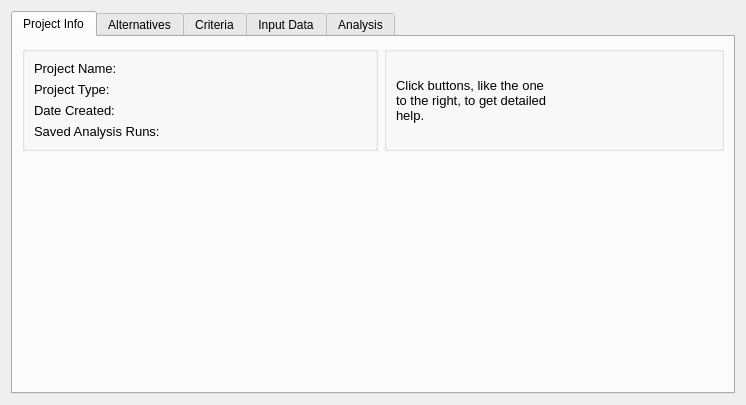
Above: src/gui/project_view.ui from Ecotrust/delphos before the change. Below: the same form after it.
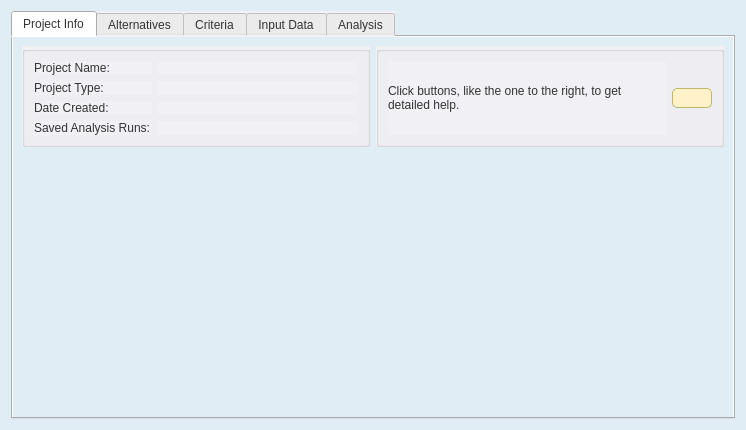
That is the form after the change. The open tabs and pages were chosen to show the change. Icons and pictures are not drawn. Custom widgets are drawn as their Qt base class.

```diff
--- a/src/gui/project_view.ui
+++ b/src/gui/project_view.ui
@@ -9,7 +9,7 @@
     <x>0</x>
     <y>0</y>
     <width>746</width>
-    <height>405</height>
+    <height>430</height>
    </rect>
   </property>
   <property name="minimumSize" >
@@ -20,20 +20,159 @@
   </property>
   <property name="font" >
    <font>
-    <family>Arial</family>
-    <pointsize>9</pointsize>
+    <family>arial</family>
    </font>
   </property>
   <property name="windowTitle" >
    <string>Form</string>
   </property>
+  <property name="styleSheet" >
+   <string>.QWidget {
+   background-color: #E1EDF5;
+}
+
+/*Non-main window popup widgets
+QWidget {
+     background-color: #f0f0f5;
+}
+*/
+
+
+	
+QWidget {
+     background-color: #f0f0f5;
+	font-family: arial;
+    color: #333333;	
+}
+
+
+QHeaderView::section {
+    padding-left: 2px;
+    padding-right: 4px;
+    background-color: #FFF7DB;
+    border-width: 1px;
+    border-color: darkkhaki;
+    border-style: solid;
+}
+
+QHeaderView::section:hover {
+   background-color: #FFDF94;
+}
+
+/* Increase the padding, so the text is shifted when the button is
+   pressed. */
+QHeaderView::section:pressed {
+    padding-left: 4px;
+    padding-top: 4px;
+    background-color: #E6A84C;
+}
+
+QMainWindow {
+    background-color: gainsboro;
+    background-position: top right;
+    background-repeat: no-repeat
+}
+
+
+/* Nice Windows-XP-style password character. */
+QLineEdit[echoMode="2"] {
+    lineedit-password-character: 9679;
+}
+
+/* We provide a min-width and min-height for push buttons
+   so that they look elegant regardless of the width of the text. */
+QPushButton {
+    background-color: #FFF2C9;
+    border-width: 1px;
+    border-color: darkkhaki;
+    border-style: solid;
+    border-radius: 5;
+    padding: 2px;
+    padding-left: 4px;
+    padding-right: 4px;
+    min-width: 9ex;
+    min-height: 2.5ex;
+}
+
+QPushButton:hover {
+   background-color: #FFDF94;
+}
+
+/* Increase the padding, so the text is shifted when the button is
+   pressed. */
+QPushButton:pressed {
+    padding-left: 4px;
+    padding-top: 4px;
+    background-color: #E6A84C;
+}
+
+QLabel, QAbstractButton {
+    font: normal;
+}
+
+/* Mark mandatory fields with a brownish color. */
+.mandatory {
+    color: brown;
+}
+
+/* Bold text on status bar looks awful. */
+QStatusBar QLabel {
+   font: normal;
+}
+
+QStatusBar::item {
+    border-width: 1;
+    border-color: darkkhaki;
+    border-style: solid;
+    border-radius: 2;
+}
+
+QComboBox, QLineEdit, QSpinBox, QTextEdit, QListView {
+    background-color: #fafbfc;
+    selection-color: #0a214c;
+    selection-background-color: #FFF2C9;
+}
+
+/* We reserve 1 pixel space in padding. When we get the focus,
+   we kill the padding and enlarge the border. This makes the items
+   glow. */
+QLineEdit {
+    border-width: 1px;
+    padding: 1px;
+    border-style: solid;
+    border-color: #5f66a1;
+    border-radius: 4px;
+}
+
+/* As mentioned above, eliminate the padding and increase the border. */
+QLineEdit:focus, QFrame:focus {
+    border-width: 2px;
+    padding: 0px;
+}
+
+/* Nice to have the background color change when hovered. */
+QRadioButton:hover, QCheckBox:hover {
+    background-color: #FFDF94;
+}
+
+/* Force the dialog's buttons to follow the Windows guidelines. */
+QDialogButtonBox {
+    button-layout: 0;
+}
+
+QToolTip {
+    padding: 5px;
+    border-radius: 3px;
+    opacity: 200;
+}
+</string>
+  </property>
   <layout class="QHBoxLayout" >
    <item>
     <widget class="QTabWidget" name="tabProject" >
      <property name="font" >
       <font>
-       <family>Arial</family>
-       <pointsize>9</pointsize>
+       <family>arial</family>
       </font>
      </property>
      <property name="currentIndex" >
@@ -50,7 +189,7 @@
           <widget class="QGroupBox" name="groupBox_3" >
            <property name="font" >
             <font>
-             <pointsize>9</pointsize>
+             <family>arial</family>
             </font>
            </property>
            <property name="title" >
@@ -63,8 +202,10 @@
                <widget class="QLabel" name="label" >
                 <property name="font" >
                  <font>
-                  <family>Arial</family>
-                  <pointsize>10</pointsize>
+                  <family>arial</family>
+                  <weight>50</weight>
+                  <italic>false</italic>
+                  <bold>false</bold>
                  </font>
                 </property>
                 <property name="text" >
@@ -76,8 +217,10 @@
                <widget class="QLabel" name="label_2" >
                 <property name="font" >
                  <font>
-                  <family>Arial</family>
-                  <pointsize>10</pointsize>
+                  <family>arial</family>
+                  <weight>50</weight>
+                  <italic>false</italic>
+                  <bold>false</bold>
                  </font>
                 </property>
                 <property name="text" >
@@ -89,8 +232,10 @@
                <widget class="QLabel" name="label_3" >
                 <property name="font" >
                  <font>
-                  <family>Arial</family>
-                  <pointsize>10</pointsize>
+                  <family>arial</family>
+                  <weight>50</weight>
+                  <italic>false</italic>
+                  <bold>false</bold>
                  </font>
                 </property>
                 <property name="text" >
@@ -102,8 +247,10 @@
                <widget class="QLabel" name="label_6" >
                 <property name="font" >
                  <font>
-                  <family>Arial</family>
-                  <pointsize>10</pointsize>
+                  <family>arial</family>
+                  <weight>50</weight>
+                  <italic>false</italic>
+                  <bold>false</bold>
                  </font>
                 </property>
                 <property name="text" >
@@ -125,8 +272,10 @@
                 </property>
                 <property name="font" >
                  <font>
-                  <family>Arial</family>
-                  <pointsize>10</pointsize>
+                  <family>arial</family>
+                  <weight>50</weight>
+                  <italic>false</italic>
+                  <bold>false</bold>
                  </font>
                 </property>
                 <property name="text" >
@@ -138,8 +287,10 @@
                <widget class="QLabel" name="project_type" >
                 <property name="font" >
                  <font>
-                  <family>Arial</family>
-                  <pointsize>10</pointsize>
+                  <family>arial</family>
+                  <weight>50</weight>
+                  <italic>false</italic>
+                  <bold>false</bold>
                  </font>
                 </property>
                 <property name="text" >
@@ -151,8 +302,10 @@
                <widget class="QLabel" name="project_created" >
                 <property name="font" >
                  <font>
-                  <family>Arial</family>
-                  <pointsize>10</pointsize>
+                  <family>arial</family>
+                  <weight>50</weight>
+                  <italic>false</italic>
+                  <bold>false</bold>
                  </font>
                 </property>
                 <property name="text" >
@@ -164,8 +317,10 @@
                <widget class="QLabel" name="num_runs_label" >
                 <property name="font" >
                  <font>
-                  <family>Arial</family>
-                  <pointsize>10</pointsize>
+                  <family>arial</family>
+                  <weight>50</weight>
+                  <italic>false</italic>
+                  <bold>false</bold>
                  </font>
                 </property>
                 <property name="text" >
@@ -202,7 +357,10 @@
                 </property>
                 <property name="font" >
                  <font>
-                  <pointsize>10</pointsize>
+                  <family>arial</family>
+                  <weight>50</weight>
+                  <italic>false</italic>
+                  <bold>false</bold>
                  </font>
                 </property>
                 <property name="text" >
@@ -215,6 +373,12 @@
               </item>
               <item>
                <widget class="HelpButton" name="help_test" >
+                <property name="maximumSize" >
+                 <size>
+                  <width>40</width>
+                  <height>16777215</height>
+                 </size>
+                </property>
                 <property name="text" >
                  <string/>
                 </property>
```
Left out of the diff: 100 changed lines with no effect on the pictures.
